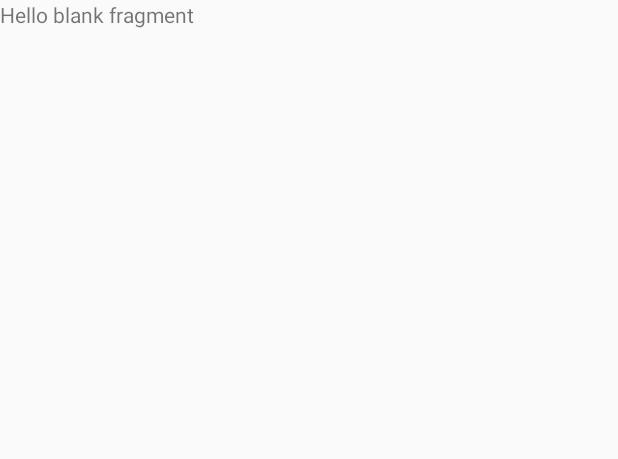
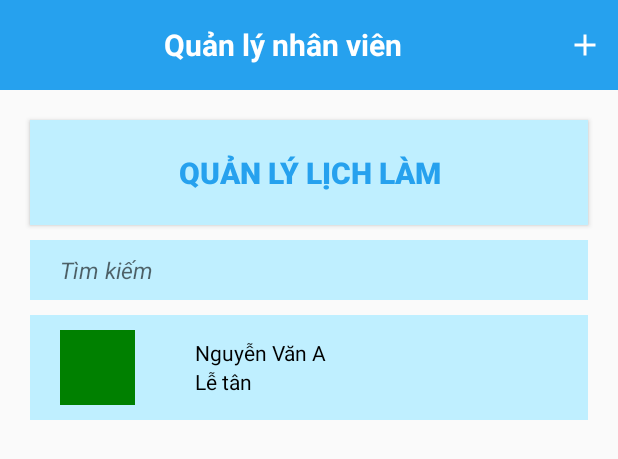
Before and after one commit to lamtung373/TDC-Hotel-Manager, an Android app: the layout fragment__nhanvien.xml on its own in the app's theme, with its tools: preview values and no code run, on a phone screen of 412 x 824 dp. Shown: the top 459 px of the screen. Run offline under Robolectric (Android 15) with nearby library versions, the phone set to English and light mode, and no system bars.

Commit message:
chỉnh sửa màn hình quản lý nhân viên

```diff
--- /dev/null
+++ b/app/src/main/res/drawable/add.xml
@@ -0,0 +1,5 @@
+<vector android:height="24dp" android:tint="#FFFFFF"
+    android:viewportHeight="24" android:viewportWidth="24"
+    android:width="24dp" xmlns:android="http://schemas.android.com/apk/res/android">
+    <path android:fillColor="@android:color/white" android:pathData="M19,13h-6v6h-2v-6H5v-2h6V5h2v6h6v2z"/>
+</vector>
--- a/app/src/main/res/layout/fragment__nhanvien.xml
+++ b/app/src/main/res/layout/fragment__nhanvien.xml
@@ -1,14 +1,77 @@
 <?xml version="1.0" encoding="utf-8"?>
-<FrameLayout xmlns:android="http://schemas.android.com/apk/res/android"
+<LinearLayout xmlns:android="http://schemas.android.com/apk/res/android"
     xmlns:tools="http://schemas.android.com/tools"
     android:layout_width="match_parent"
     android:layout_height="match_parent"
+    android:orientation="vertical"
     tools:context=".Menu_QuanLy.Fragment_Nhanvien">
 
     <!-- TODO: Update blank fragment layout -->
-    <TextView
+    <LinearLayout
+        android:layout_width="match_parent"
+        android:layout_height="60dp"
+        android:orientation="horizontal"
+        android:background="#26A1EE"
+        android:layout_marginBottom="10dp">
+        <TextView
+            android:layout_width="wrap_content"
+            android:layout_height="wrap_content"
+            android:layout_gravity="center"
+            android:gravity="center"
+            android:text="Quản lý nhân viên"
+            android:textColor="@color/white"
+            android:textSize="20dp"
+            android:textStyle="bold"
+            android:layout_weight="1" />
+        <ImageButton
+            android:layout_width="wrap_content"
+            android:layout_height="wrap_content"
+            android:src="@drawable/add"
+            android:background="@null"
+            android:layout_gravity="center"
+            android:layout_marginRight="10dp" />
+    </LinearLayout>
+
+    <LinearLayout
         android:layout_width="match_parent"
         android:layout_height="match_parent"
-        android:text="@string/hello_blank_fragment" />
+        android:orientation="vertical">
 
-</FrameLayout>
+        <Button
+            android:layout_width="match_parent"
+            android:layout_height="70dp"
+            android:layout_marginLeft="20dp"
+            android:layout_marginRight="20dp"
+            android:layout_marginTop="10dp"
+            android:text="Quản lý lịch làm"
+            android:background="#BFEFFF"
+            android:textColor="#26A1EE"
+            android:textSize="20sp"
+            android:textStyle="bold"
+            />
+
+        <EditText
+            android:layout_width="match_parent"
+            android:layout_height="40dp"
+            android:layout_marginLeft="20dp"
+            android:layout_marginRight="20dp"
+            android:layout_marginTop="10dp"
+            android:hint="Tìm kiếm"
+            android:background="#BFEFFF"
+            android:textColor="#00000080"
+            android:textSize="15sp"
+            android:textStyle="italic"
+            android:paddingStart="20dp"
+            android:paddingEnd="20dp" />
+
+        <androidx.recyclerview.widget.RecyclerView
+            android:layout_width="match_parent"
+            android:layout_height="match_parent"
+            android:layout_marginLeft="20dp"
+            android:layout_marginRight="20dp"
+            android:layout_marginTop="10dp"
+            tools:listitem="@layout/layout_item_quanlynhanvien"/>
+
+    </LinearLayout>
+
+</LinearLayout>
--- /dev/null
+++ b/app/src/main/res/layout/layout_item_quanlynhanvien.xml
@@ -0,0 +1,39 @@
+<?xml version="1.0" encoding="utf-8"?>
+<LinearLayout xmlns:android="http://schemas.android.com/apk/res/android"
+    android:orientation="vertical"
+    android:layout_width="match_parent"
+    android:layout_height="match_parent">
+
+    <LinearLayout
+        android:layout_width="match_parent"
+        android:layout_height="70dp"
+        android:orientation="horizontal"
+        android:background="#BFEFFF"
+        android:gravity="center_vertical">
+
+        <ImageView
+            android:id="@+id/imgNV"
+            android:layout_width="50dp"
+            android:layout_height="50dp"
+            android:layout_marginLeft="20dp"
+            android:src="@color/green" />
+        <LinearLayout
+            android:layout_marginLeft="40dp"
+            android:layout_width="wrap_content"
+            android:layout_height="wrap_content"
+            android:orientation="vertical">
+            <TextView
+                android:id="@+id/tvTenNV"
+                android:layout_width="wrap_content"
+                android:layout_height="wrap_content"
+                android:text="Nguyễn Văn A"
+                android:textColor="@color/black" />
+            <TextView
+                android:id="@+id/tvLoaiNV"
+                android:layout_width="wrap_content"
+                android:layout_height="wrap_content"
+                android:text="Lễ tân"
+                android:textColor="@color/black"/>
+        </LinearLayout>
+    </LinearLayout>
+</LinearLayout>
```
Also changed, not shown: app/src/main/res/layout/layout_themnhanvien.xml (added, +106 -0 lines).
